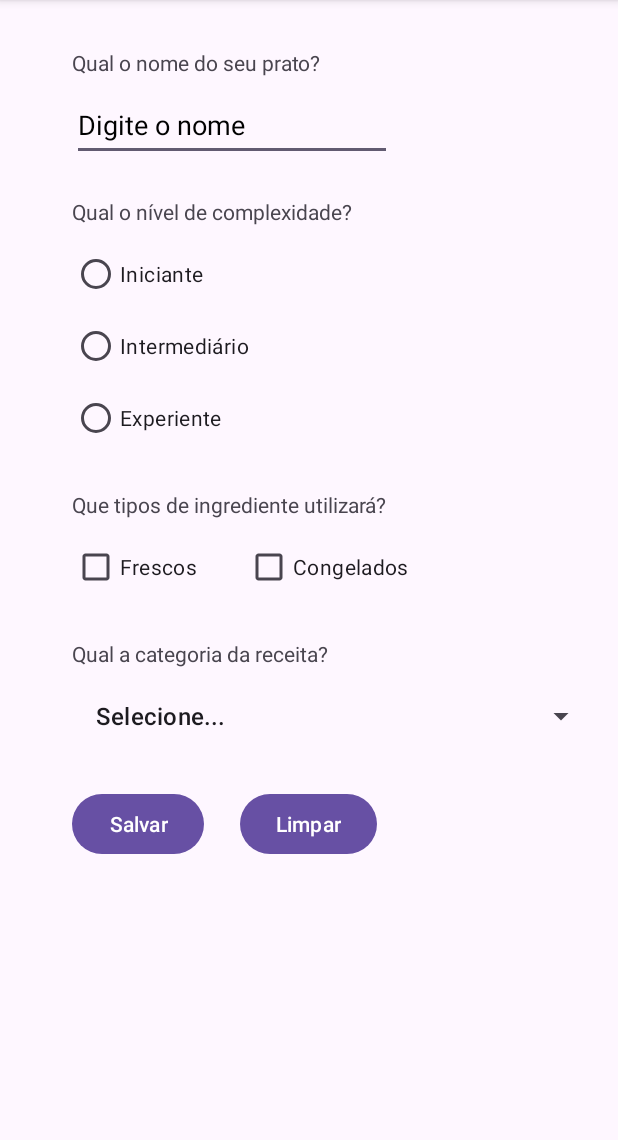
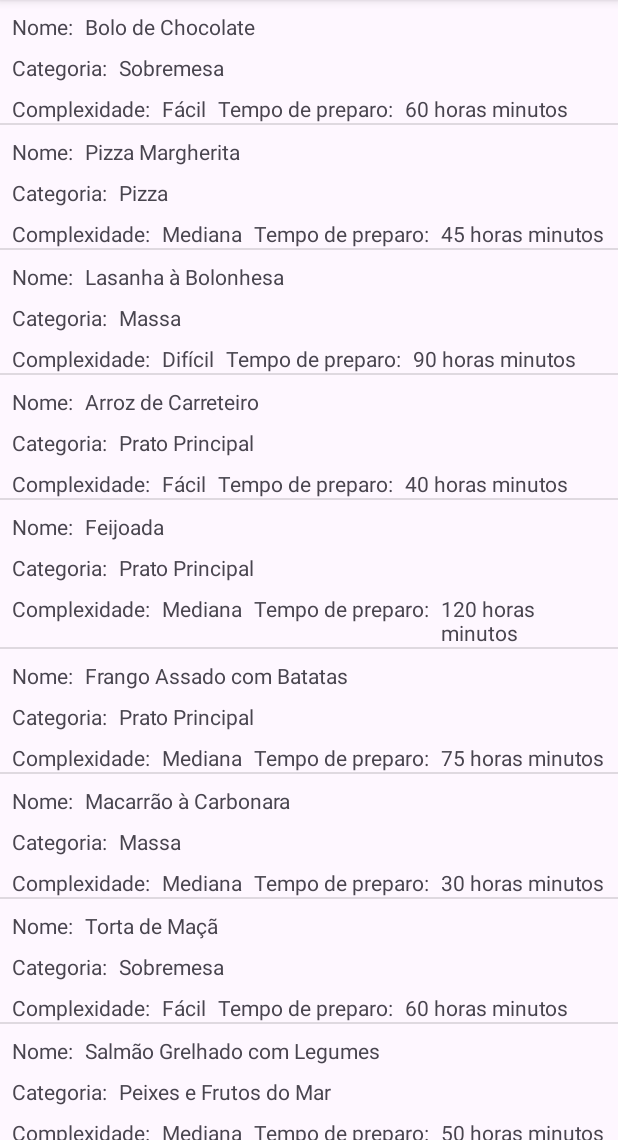
Before and after one commit to guisussel/amigo-do-prato, an Android app: the screen it shows after launch (MainActivity before the commit, ListaReceitasActivity after it), on a phone screen of 412 x 824 dp, the part 96-1236 px from its top. Run offline under Robolectric (Android 15) with nearby library versions, the phone set to English and light mode, and no system bars.

Commit message:
entrega 2

```diff
--- a/app/src/main/AndroidManifest.xml
+++ b/app/src/main/AndroidManifest.xml
@@ -13,7 +13,7 @@
         android:theme="@style/Theme.AmigoDoPrato"
         tools:targetApi="31">
         <activity
-            android:name=".MainActivity"
+            android:name=".ListaReceitasActivity"
             android:exported="true">
             <intent-filter>
                 <action android:name="android.intent.action.MAIN" />
@@ -21,6 +21,9 @@
                 <category android:name="android.intent.category.LAUNCHER" />
             </intent-filter>
         </activity>
+        <activity
+            android:name=".MainActivity">
+        </activity>
     </application>
 
 </manifest>
--- /dev/null
+++ b/app/src/main/java/com/example/amigodoprato/ListaReceitasActivity.java
@@ -0,0 +1,62 @@
+package com.example.amigodoprato;
+
+import androidx.appcompat.app.AppCompatActivity;
+
+import android.os.Bundle;
+import android.view.View;
+import android.widget.AdapterView;
+import android.widget.ListView;
+import android.widget.Toast;
+
+import java.util.ArrayList;
+
+public class ListaReceitasActivity extends AppCompatActivity {
+
+    private ListView listViewReceitas;
+
+    @Override
+    protected void onCreate(Bundle savedInstanceState) {
+        super.onCreate(savedInstanceState);
+        setContentView(R.layout.activity_list_recipes);
+
+        listViewReceitas = findViewById(R.id.listViewReceitas);
+
+        popularListaDeReceitas();
+
+        listViewReceitas.setOnItemClickListener(new AdapterView.OnItemClickListener() {
+            @Override
+            public void onItemClick(AdapterView<?> adapterView, View view, int position, long l) {
+
+                Receita receita = (Receita) listViewReceitas.getItemAtPosition(position);
+
+                String mensagem = getString(R.string.a_receita) + receita.getNome()
+                        + getString(R.string.eh) + receita.getComplexidade()
+                        + getString(R.string.de_fazer_e_um_a) + receita.getCategoria()
+                        + getString(R.string.que_levara) + receita.getTempoDePreparo() + getString(R.string.minutos_para_preparar);
+
+                Toast.makeText(getApplicationContext(), mensagem, Toast.LENGTH_SHORT).show();
+            }
+        });
+
+    }
+
+    private void popularListaDeReceitas() {
+
+        String[] nomes = getResources().getStringArray(R.array.nomes);
+        String[] categorias = getResources().getStringArray(R.array.categorias);
+        String[] complexidades = getResources().getStringArray(R.array.complexidades);
+        String[] temposDePreparo = getResources().getStringArray(R.array.tempos_de_preparo);
+
+        ArrayList<Receita> arrayListReceitas = new ArrayList<>();
+
+        for(int i = 0; i < nomes.length; i++) {
+            arrayListReceitas.add(new Receita(nomes[i], complexidades[i], categorias[i], temposDePreparo[i]));
+        }
+
+        ReceitaAdapter receitaAdapter = new ReceitaAdapter(this, arrayListReceitas);
+
+        listViewReceitas.setAdapter(receitaAdapter);
+
+    }
+
+}
--- /dev/null
+++ b/app/src/main/java/com/example/amigodoprato/Receita.java
@@ -0,0 +1,119 @@
+package com.example.amigodoprato;
+
+import java.util.List;
+
+public class Receita {
+
+    private int id;
+    private String nome;
+    private String complexidade;
+    private List<String> tipoDeIngredientes;
+    private String categoria;
+    private int criadoPor;
+    private List<String> ingredientes;
+    private String tempoDePreparo;
+    private String modoDePreparo;
+
+    public Receita(int id, String nome, String complexidade, List<String> tipoDeIngredientes, String categoria, int criadoPor, List<String> ingredientes, String tempoDePreparo, String modoDePreparo) {
+        this.id = id;
+        this.nome = nome;
+        this.complexidade = complexidade;
+        this.tipoDeIngredientes = tipoDeIngredientes;
+        this.categoria = categoria;
+        this.criadoPor = criadoPor;
+        this.ingredientes = ingredientes;
+        this.tempoDePreparo = tempoDePreparo;
+        this.modoDePreparo = modoDePreparo;
+    }
+
+    public Receita(String nome, String complexidade, String categoria, String tempoDePreparo) {
+        this.nome = nome;
+        this.complexidade = complexidade;
+        this.categoria = categoria;
+        this.tempoDePreparo = tempoDePreparo;
+    }
+
+    public Receita() {
+    }
+
+    public int getId() {
+        return id;
+    }
+
+    public void setId(int id) {
+        this.id = id;
+    }
+
+    public String getNome() {
+        return nome;
+    }
+
+    public void setNome(String nome) {
+        this.nome = nome;
+    }
+
+    public String getComplexidade() {
+        return complexidade;
+    }
+
+    public void setComplexidade(String complexidade) {
+        this.complexidade = complexidade;
+    }
+
+    public List<String> getTipoDeIngredientes() {
+        return tipoDeIngredientes;
+    }
+
+    public void setTipoDeIngredientes(List<String> tipoDeIngredientes) {
+        this.tipoDeIngredientes = tipoDeIngredientes;
+    }
+
+    public String getCategoria() {
+        return categoria;
+    }
+
+    public void setCategoria(String categoria) {
+        this.categoria = categoria;
+    }
+
+    public int getCriadoPor() {
+        return criadoPor;
+    }
+
+    public void setCriadoPor(int criadoPor) {
+        this.criadoPor = criadoPor;
+    }
+
+    public List<String> getIngredientes() {
+        return ingredientes;
+    }
+
+    public void setIngredientes(List<String> ingredientes) {
+        this.ingredientes = ingredientes;
+    }
+
+    public String getTempoDePreparo() {
+        return tempoDePreparo;
+    }
+
+    public void setTempoDePreparo(String tempoDePreparo) {
+        this.tempoDePreparo = tempoDePreparo;
+    }
+
+    public String getModoDePreparo() {
+        return modoDePreparo;
+    }
+
+    public void setModoDePreparo(String modoDePreparo) {
+        this.modoDePreparo = modoDePreparo;
+    }
+
+
+    @Override
+    public String toString() {
+        return "Nome: " + getNome() +
+                "\nCategoria: " + getCategoria() +
+                "\nComplexidade : " + getComplexidade() +
+                "\nTempo de preparo: " + getTempoDePreparo() + " minutos";
+      }
+}
--- /dev/null
+++ b/app/src/main/java/com/example/amigodoprato/ReceitaAdapter.java
@@ -0,0 +1,77 @@
+package com.example.amigodoprato;
+
+import android.content.Context;
+import android.view.LayoutInflater;
+import android.view.View;
+import android.view.ViewGroup;
+import android.widget.BaseAdapter;
+import android.widget.TextView;
+
+import java.util.List;
+
+public class ReceitaAdapter extends BaseAdapter {
+
+
+    private Context context;
+    private List<Receita> listaDeReceitas;
+
+    private static class ReceitaHolder {
+        public TextView textViewNome;
+        public TextView textViewCategoria;
+        public TextView textViewComplexidade;
+        public TextView textViewTempoDePreparo;
+    }
+
+    public ReceitaAdapter(Context context, List<Receita> listaDeReceitas) {
+        this.context = context;
+        this.listaDeReceitas = listaDeReceitas;
+    }
+
+    @Override
+    public int getCount() {
+        return listaDeReceitas.size();
+    }
+
+    @Override
+    public Object getItem(int i) {
+        return listaDeReceitas.get(i);
+    }
+
+    @Override
+    public long getItemId(int i) {
+        return 0;
+    }
+
+    @Override
+    public View getView(int i, View view, ViewGroup viewGroup) {
+
+        ReceitaHolder receitaHolder;
+
+        if(view == null) {
+
+            LayoutInflater inflater = (LayoutInflater) context.getSystemService(Context.LAYOUT_INFLATER_SERVICE);
+            view = inflater.inflate(R.layout.item_lista_receita, viewGroup, false);
+            receitaHolder = new ReceitaHolder();
+            receitaHolder.textViewNome = view.findViewById(R.id.textViewValorNome);
+            receitaHolder.textViewCategoria = view.findViewById(R.id.textViewValorCategoria);
+            receitaHolder.textViewComplexidade = view.findViewById(R.id.textViewValorComplexidade);
+            receitaHolder.textViewTempoDePreparo = view.findViewById(R.id.textViewValorTempoDePreparo);
+
+            view.setTag(receitaHolder);
+
+        } else {
+
+            receitaHolder = (ReceitaHolder) view.getTag();
+
+        }
+            receitaHolder.textViewNome.setText(listaDeReceitas.get(i).getNome());
+            receitaHolder.textViewCategoria.setText(listaDeReceitas.get(i).getCategoria());
+            receitaHolder.textViewComplexidade.setText(listaDeReceitas.get(i).getComplexidade());
+            String tempoDePreparo = listaDeReceitas.get(i).getTempoDePreparo() + context.getString(R.string.horas) + " minutos";
+            receitaHolder.textViewTempoDePreparo.setText(tempoDePreparo);
+
+        return view;
+
+    }
+
+}
--- /dev/null
+++ b/app/src/main/res/layout/activity_list_recipes.xml
@@ -0,0 +1,16 @@
+<?xml version="1.0" encoding="utf-8"?>
+<androidx.appcompat.widget.LinearLayoutCompat xmlns:android="http://schemas.android.com/apk/res/android"
+    xmlns:app="http://schemas.android.com/apk/res-auto"
+    xmlns:tools="http://schemas.android.com/tools"
+    android:layout_width="match_parent"
+    android:layout_height="match_parent"
+    tools:context=".ListaReceitasActivity">
+
+    <ListView
+        android:id="@+id/listViewReceitas"
+        android:layout_width="match_parent"
+        android:layout_height="match_parent"
+        tools:layout_editor_absoluteX="1dp"
+        tools:layout_editor_absoluteY="1dp"
+        tools:listitem="@layout/item_lista_receita"/>
+</androidx.appcompat.widget.LinearLayoutCompat>
--- /dev/null
+++ b/app/src/main/res/layout/item_lista_receita.xml
@@ -0,0 +1,97 @@
+<?xml version="1.0" encoding="utf-8"?>
+<androidx.constraintlayout.widget.ConstraintLayout xmlns:android="http://schemas.android.com/apk/res/android"
+    xmlns:app="http://schemas.android.com/apk/res-auto"
+    xmlns:tools="http://schemas.android.com/tools"
+    android:layout_width="match_parent"
+    android:layout_height="match_parent">
+
+    <TextView
+        android:id="@+id/textViewLabelNome"
+        android:layout_width="wrap_content"
+        android:layout_height="wrap_content"
+        android:layout_marginStart="8dp"
+        android:layout_marginLeft="8dp"
+        android:layout_marginTop="8dp"
+        android:text="@string/nome"
+        app:layout_constraintStart_toStartOf="parent"
+        app:layout_constraintTop_toTopOf="parent" />
+
+    <TextView
+        android:id="@+id/textViewValorNome"
+        android:layout_width="0dp"
+        android:layout_height="wrap_content"
+        android:layout_marginStart="8dp"
+        android:layout_marginLeft="8dp"
+        android:layout_marginTop="8dp"
+        android:layout_marginEnd="8dp"
+        android:layout_marginRight="8dp"
+        app:layout_constraintEnd_toEndOf="parent"
+        app:layout_constraintStart_toEndOf="@+id/textViewLabelNome"
+        app:layout_constraintTop_toTopOf="parent" />
+
+    <TextView
+        android:id="@+id/textViewLabelCategoria"
+        android:layout_width="wrap_content"
+        android:layout_height="wrap_content"
+        android:layout_marginTop="8dp"
+        android:text="@string/categoria"
+        app:layout_constraintStart_toStartOf="@+id/textViewLabelNome"
+        app:layout_constraintTop_toBottomOf="@+id/textViewLabelNome" />
+
+    <TextView
+        android:id="@+id/textViewValorCategoria"
+        android:layout_width="0dp"
+        android:layout_height="wrap_content"
+        android:layout_marginStart="8dp"
+        android:layout_marginLeft="8dp"
+        android:layout_marginTop="8dp"
+        android:layout_marginEnd="8dp"
+        android:layout_marginRight="8dp"
+        app:layout_constraintEnd_toEndOf="parent"
+        app:layout_constraintStart_toEndOf="@+id/textViewLabelCategoria"
+        app:layout_constraintTop_toBottomOf="@+id/textViewValorNome" />
+
+    <TextView
+        android:id="@+id/textViewLabelComplexidade"
+        android:layout_width="wrap_content"
+        android:layout_height="wrap_content"
+        android:layout_marginStart="8dp"
+        android:layout_marginLeft="8dp"
+        android:layout_marginTop="8dp"
+        android:text="@string/complexidade"
+        app:layout_constraintStart_toStartOf="parent"
+        app:layout_constraintTop_toBottomOf="@+id/textViewLabelCategoria" />
+
+    <TextView
+        android:id="@+id/textViewValorComplexidade"
+        android:layout_width="wrap_content"
+        android:layout_height="wrap_content"
+        android:layout_marginStart="8dp"
+        android:layout_marginLeft="8dp"
+        android:layout_marginTop="8dp"
+        app:layout_constraintStart_toEndOf="@+id/textViewLabelComplexidade"
+        app:layout_constraintTop_toBottomOf="@+id/textViewValorCategoria" />
+
+    <TextView
+        android:id="@+id/textViewLabelTempoDePreparo"
+        android:layout_width="wrap_content"
+        android:layout_height="wrap_content"
+        android:layout_marginStart="8dp"
+        android:layout_marginLeft="8dp"
+        android:layout_marginTop="8dp"
+        android:text="@string/tempo_de_preparo"
+        app:layout_constraintStart_toEndOf="@+id/textViewValorComplexidade"
+        app:layout_constraintTop_toBottomOf="@+id/textViewValorCategoria" />
+
+    <TextView
+        android:id="@+id/textViewValorTempoDePreparo"
+        android:layout_width="0dp"
+        android:layout_height="wrap_content"
+        android:layout_marginStart="8dp"
+        android:layout_marginLeft="8dp"
+        android:layout_marginEnd="8dp"
+        android:layout_marginRight="8dp"
+        app:layout_constraintEnd_toEndOf="parent"
+        app:layout_constraintStart_toEndOf="@+id/textViewLabelTempoDePreparo"
+        app:layout_constraintTop_toTopOf="@+id/textViewLabelTempoDePreparo" />
+</androidx.constraintlayout.widget.ConstraintLayout>
--- /dev/null
+++ b/app/src/main/res/values/arraysReceita.xml
@@ -0,0 +1,56 @@
+<?xml version="1.0" encoding="utf-8"?>
+<resources>
+
+    <string-array name="nomes">
+        <item>Bolo de Chocolate</item>
+        <item>Pizza Margherita</item>
+        <item>Lasanha à Bolonhesa</item>
+        <item>Arroz de Carreteiro</item>
+        <item>Feijoada</item>
+        <item>Frango Assado com Batatas</item>
+        <item>Macarrão à Carbonara</item>
+        <item>Torta de Maçã</item>
+        <item>Salmão Grelhado com Legumes</item>
+        <item>Mousse de Maracujá</item>
+    </string-array>
+
+    <string-array name="categorias">
+        <item>Sobremesa</item>
+        <item>Pizza</item>
+        <item>Massa</item>
+        <item>Prato Principal</item>
+        <item>Prato Principal</item>
+        <item>Prato Principal</item>
+        <item>Massa</item>
+        <item>Sobremesa</item>
+        <item>Peixes e Frutos do Mar</item>
+        <item>Sobremesa</item>
+    </string-array>
+
+    <string-array name="complexidades">
+        <item>Fácil</item>
+        <item>Mediana</item>
+        <item>Difícil</item>
+        <item>Fácil</item>
+        <item>Mediana</item>
+        <item>Mediana</item>
+        <item>Mediana</item>
+        <item>Fácil</item>
+        <item>Mediana</item>
+        <item>Fácil</item>
+    </string-array>
+
+    <string-array name="tempos_de_preparo">
+        <item>60</item>
+        <item>45</item>
+        <item>90</item>
+        <item>40</item>
+        <item>120</item>
+        <item>75</item>
+        <item>30</item>
+        <item>60</item>
+        <item>50</item>
+        <item>15</item>
+    </string-array>
+
+</resources>
--- a/app/src/main/res/values/strings.xml
+++ b/app/src/main/res/values/strings.xml
@@ -17,4 +17,15 @@
     <string name="selecione_o_nivel_de_complexidade_da_receita">Selecione o nível de complexidade da receita!</string>
     <string name="selecione_o_tipo_de_ingrediente">Selecione o tipo de ingrediente!</string>
     <string name="selecione_a_categoria_da_receita">Selecione a categoria da receita!</string>
+    <string name="tempo_de_preparo">Tempo de preparo:</string>
+    <string name="dificuldade">Dificuldade:</string>
+    <string name="categoria">Categoria:</string>
+    <string name="nome">Nome:</string>
+    <string name="complexidade">Complexidade:</string>
+    <string name="horas">" horas"</string>
+    <string name="minutos_para_preparar">" minutos para preparar!"</string>
+    <string name="que_levara">" que levará "</string>
+    <string name="de_fazer_e_um_a">" de fazer, é um(a) "</string>
+    <string name="eh">" é "</string>
+    <string name="a_receita">A receita </string>
 </resources>
```
